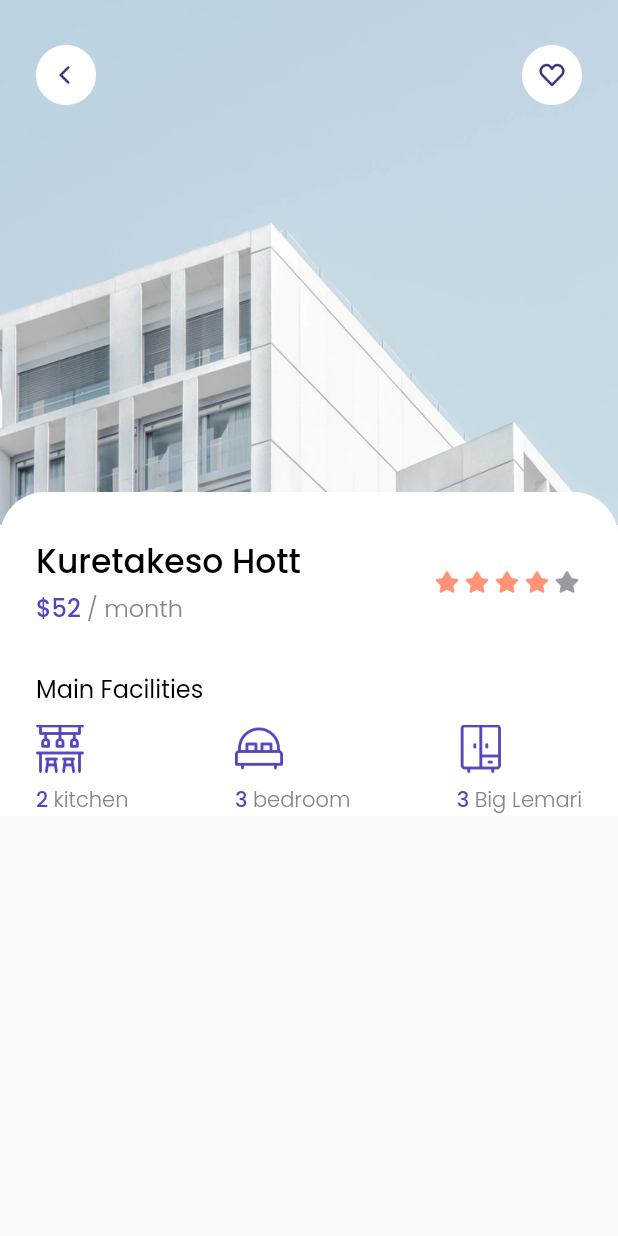
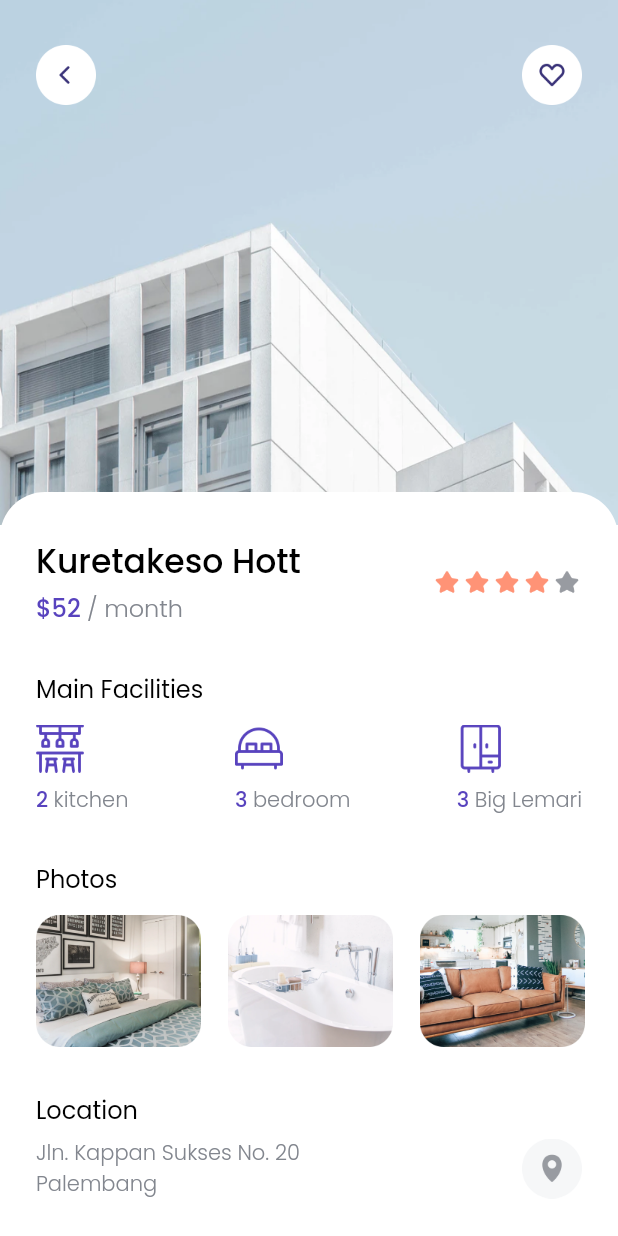
Before and after one commit to endijulian/flutter-find-house, a Flutter app: the DetailPage screen opened directly, on a phone screen of 412 x 824 dp. Run offline on Flutter 3.47's test engine with Material 2 defaults, Android fonts, the phone set to English and light mode, and no system bars; our stand-ins replace google_fonts.

Commit message:
detail page space recomend

```diff
--- a/lib/pages/detail_page.dart
+++ b/lib/pages/detail_page.dart
@@ -10,6 +10,7 @@ class DetailPage extends StatelessWidget {
   @override
   Widget build(BuildContext context) {
     return Scaffold(
+      backgroundColor: whiteColor,
       body: SafeArea(
         bottom: false,
         child: Stack(
@@ -19,30 +20,6 @@ class DetailPage extends StatelessWidget {
               width: MediaQuery.of(context).size.width,
               height: 350,
               fit: BoxFit.cover,
-              ),
-              Padding(
-                padding: EdgeInsets.symmetric(
-                  horizontal: edge,
-                  vertical: 30,
-                ),
-                child: Row(
-                  mainAxisAlignment: MainAxisAlignment.spaceBetween,
-                  children: [
-                    InkWell(
-                      onTap: () {
-                        Navigator.pop(context);
-                      },
-                      child: Image.asset(
-                        'assets/btn_back.png',
-                        width: 40,
-                      ),
-                    ),
-                    Image.asset(
-                      'assets/btn_wishlist.png',
-                      width: 40,
-                    ),
-                  ],
-                ),
             ),
             ListView(
               // ignore: prefer_const_literals_to_create_immutables
@@ -169,13 +146,147 @@ class DetailPage extends StatelessWidget {
                           ],
                         ),
                       ),
+
+                      //NOTE: PHOTO
+                      SizedBox(
+                        height: 30,
+                      ),
+                      Padding(
+                        padding: EdgeInsets.only(left: edge),
+                        child: Text(
+                          'Photos',
+                          style: regulerTextStyle.copyWith(fontSize: 16),
+                        ),
+                      ),
+                      SizedBox(
+                        height: 12,
+                      ),
+                      Container(
+                        height: 88,
+                        child: ListView(
+                          scrollDirection: Axis.horizontal,
+                          children: [
+                            SizedBox(
+                              width: edge,
+                            ),
+                            Image.asset(
+                              'assets/photo1.png',
+                              width: 110,
+                              height: 88,
+                              fit: BoxFit.cover,
+                            ),
+                            SizedBox(
+                              width: 18,
+                            ),
+                            Image.asset(
+                              'assets/photo2.png',
+                              width: 110,
+                              height: 88,
+                              fit: BoxFit.cover,
+                            ),
+                            SizedBox(
+                              width: 18,
+                            ),
+                            Image.asset(
+                              'assets/photo3.png',
+                              width: 110,
+                              height: 88,
+                              fit: BoxFit.cover,
+                            ),
+                          ],
+                        ),
+                      ),
+                      SizedBox(
+                        height: 30,
+                      ),
+                      Padding(
+                        padding: EdgeInsets.only(left: edge),
+                        child: Text(
+                          'Location',
+                          style: regulerTextStyle.copyWith(fontSize: 16),
+                        ),
+                      ),
+                      SizedBox(
+                        height: 6,
+                      ),
+                      Padding(
+                        padding: EdgeInsets.symmetric(horizontal: edge),
+                        child: Row(
+                          mainAxisAlignment: MainAxisAlignment.spaceBetween,
+                          children: [
+                            Text(
+                              'Jln. Kappan Sukses No. 20\nPalembang',
+                              style: greyTextStyle,
+                            ),
+                            Image.asset(
+                              'assets/btn_maps.png',
+                              width: 40,
+                              height: 40,
+                            ),
+                          ],
+                        ),
+                      ),
+                      SizedBox(
+                        height: 40,
+                      ),
+                      Container(
+                        margin: EdgeInsets.symmetric(
+                          horizontal: edge,
+                        ),
+                        height: 50,
+                        width: MediaQuery.of(context).size.width - (2 * edge),
+                        child: ElevatedButton(
+                          onPressed: () {},
+                          style: ButtonStyle(
+                            backgroundColor:
+                                MaterialStateProperty.all<Color>(purpleColor),
+                            shape: MaterialStateProperty.all(
+                              RoundedRectangleBorder(
+                                borderRadius: BorderRadius.circular(17),
+                              ),
+                            ),
+                          ),
+                          child: Text(
+                            'Book Now',
+                            style: whiteTextStyle.copyWith(fontSize: 18),
+                          ),
+                        ),
+                      ),
+                      SizedBox(
+                        height: 40,
+                      )
                     ],
                   ),
                 ),
               ],
-              )
+            ),
+            Padding(
+              padding: EdgeInsets.symmetric(
+                horizontal: edge,
+                vertical: 30,
+              ),
+              child: Row(
+                mainAxisAlignment: MainAxisAlignment.spaceBetween,
+                children: [
+                  InkWell(
+                    onTap: () {
+                      Navigator.pop(context);
+                    },
+                    child: Image.asset(
+                      'assets/btn_back.png',
+                      width: 40,
+                    ),
+                  ),
+                  Image.asset(
+                    'assets/btn_wishlist.png',
+                    width: 40,
+                  ),
                 ],
-          )),
+              ),
+            ),
+          ],
+        ),
+      ),
     );
   }
 }
--- a/lib/pages/home_page.dart
+++ b/lib/pages/home_page.dart
@@ -16,6 +16,7 @@ class HomePage extends StatelessWidget {
   @override
   Widget build(BuildContext context) {
     return Scaffold(
+      backgroundColor: whiteColor,
       body: SafeArea(
         bottom: false,
         child: ListView(
--- a/lib/pages/splash_page.dart
+++ b/lib/pages/splash_page.dart
@@ -10,6 +10,7 @@ class SplashPage extends StatelessWidget {
   @override
   Widget build(BuildContext context) {
     return Scaffold(
+      backgroundColor: whiteColor,
       body: SafeArea(
         bottom: false,
         child: Stack(
```
Lines whose indentation alone changed are shown as unchanged.
